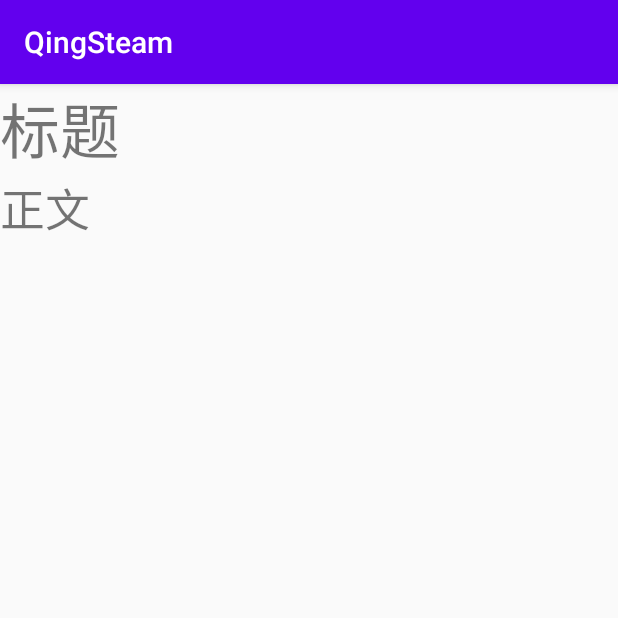
After one commit to cyx233/QingStream, an Android app: the DetailActivity screen opened directly, with no data from a screen before it, on a phone screen of 412 x 824 dp, the top half of it. The commit adds this screen. Run offline under Robolectric (Android 15) with nearby library versions, the phone set to English and light mode, and no system bars; 2 statements that could not run were skipped.

Commit message:
News DetailActivity --Cyx

```diff
--- a/app/src/main/AndroidManifest.xml
+++ b/app/src/main/AndroidManifest.xml
@@ -12,7 +12,7 @@
         android:theme="@style/AppTheme">
         <meta-data
             android:name="android.app.default_searchable"
-            android:value=".SearchResultActivity" />
+            android:value=".searchUI.SearchResultActivity" />
         <activity
             android:name=".MainActivity"
             android:label="@string/title_activity_main"
@@ -30,6 +30,7 @@
             </intent-filter>
         </activity>
         <activity android:name=".channelUI.ChannelActivity" />
+        <activity android:name=".detailUI.DetailActivity" />
     </application>
 
 </manifest>
--- /dev/null
+++ b/app/src/main/java/com/java/chenyuxiang/detailUI/DetailActivity.java
@@ -0,0 +1,41 @@
+package com.java.chenyuxiang.detailUI;
+
+import android.content.Intent;
+import android.os.Bundle;
+import android.widget.TextView;
+
+import androidx.appcompat.app.AppCompatActivity;
+
+import com.java.chenyuxiang.R;
+import com.java.tanghao.AppManager;
+import com.java.tanghao.News;
+
+import java.util.ArrayList;
+
+public class DetailActivity extends AppCompatActivity {
+    private TextView titleView;
+    private TextView contentView;
+
+    @Override
+    protected void onCreate(Bundle savedInstanceState) {
+        super.onCreate(savedInstanceState);
+        setContentView(R.layout.activity_detail);
+        handleIntent(getIntent());
+    }
+
+    @Override
+    protected void onNewIntent(Intent intent) {
+        super.onNewIntent(intent);
+        setIntent(intent);
+        handleIntent(getIntent());
+    }
+
+    private void handleIntent(Intent intent) {
+        String newsId = intent.getStringExtra("id");
+        titleView = findViewById(R.id.view_detail_title);
+        contentView = findViewById(R.id.view_detail_content);
+        ArrayList<News> detail = AppManager.getNewsManager().getNewsContent(newsId);
+        titleView.setText(detail.get(0).getTitle());
+        contentView.setText(detail.get(0).getContent());
+    }
+}
--- /dev/null
+++ b/app/src/main/res/layout/activity_detail.xml
@@ -0,0 +1,26 @@
+<?xml version="1.0" encoding="utf-8"?>
+<LinearLayout
+    xmlns:android="http://schemas.android.com/apk/res/android"
+    android:orientation="vertical"
+    android:layout_width="match_parent"
+    android:layout_height="match_parent">
+
+    <TextView
+        android:id="@+id/view_detail_title"
+        android:text="@string/view_news_title"
+        android:textSize="40sp"
+        android:layout_width="match_parent"
+        android:layout_height="wrap_content"/>
+    <ScrollView
+        android:layout_width="match_parent"
+        android:layout_height="wrap_content"
+        android:scrollbars="vertical"
+        android:fadingEdge="vertical">
+        <TextView
+            android:id="@+id/view_detail_content"
+            android:text="@string/view_news_content"
+            android:textSize="30sp"
+            android:layout_width="match_parent"
+            android:layout_height="wrap_content"/>
+    </ScrollView>
+</LinearLayout>
--- a/app/src/main/res/values/strings.xml
+++ b/app/src/main/res/values/strings.xml
@@ -16,4 +16,6 @@
     <string name="other_channel">其他频道</string>
     <string name="edit">编辑</string>
     <string name="finish">完成</string>
+    <string name="view_news_content">正文</string>
+    <string name="view_news_title">标题</string>
 </resources>
```
Also changed, not shown: app/src/main/java/com/java/chenyuxiang/MainActivity.java (+44 -19 lines), app/src/main/java/com/java/chenyuxiang/channelUI/ChannelActivity.java (+5 -7 lines), app/src/main/java/com/java/chenyuxiang/dataUi/FragmentFavorite.java (added, +21 -0 lines), app/src/main/java/com/java/chenyuxiang/dataUi/FragmentNews.java (+30 -9 lines), app/src/main/java/com/java/chenyuxiang/dataUi/MyFragmentPagerAdapter.java (+33 -9 lines), app/src/main/res/layout/layout_news_list.xml (deleted, +0 -15 lines).
